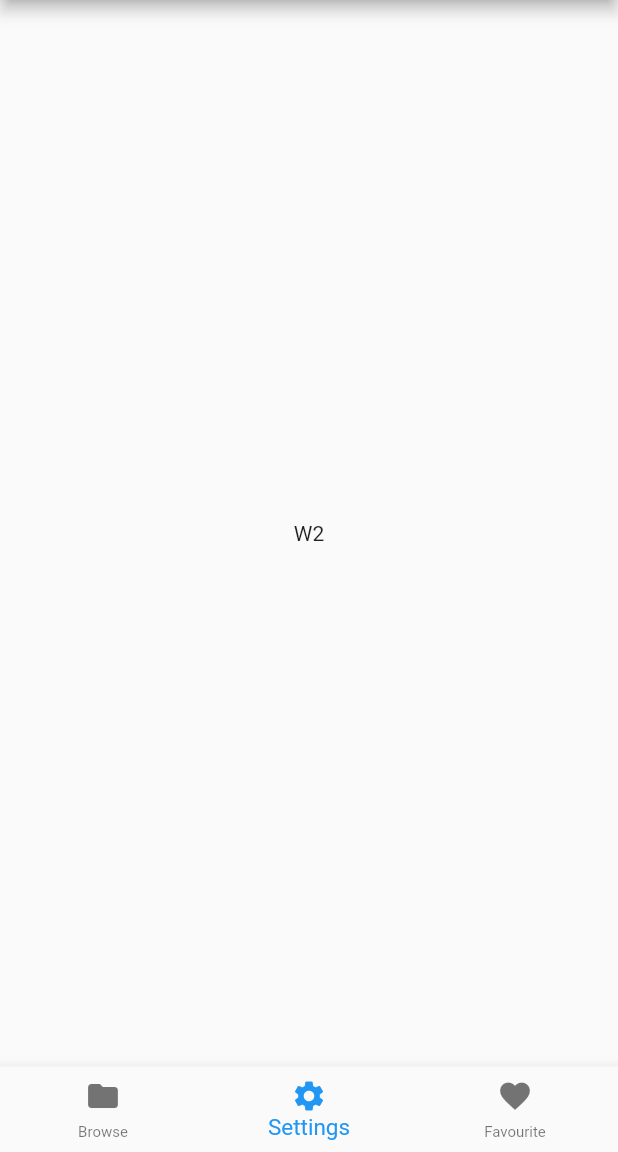
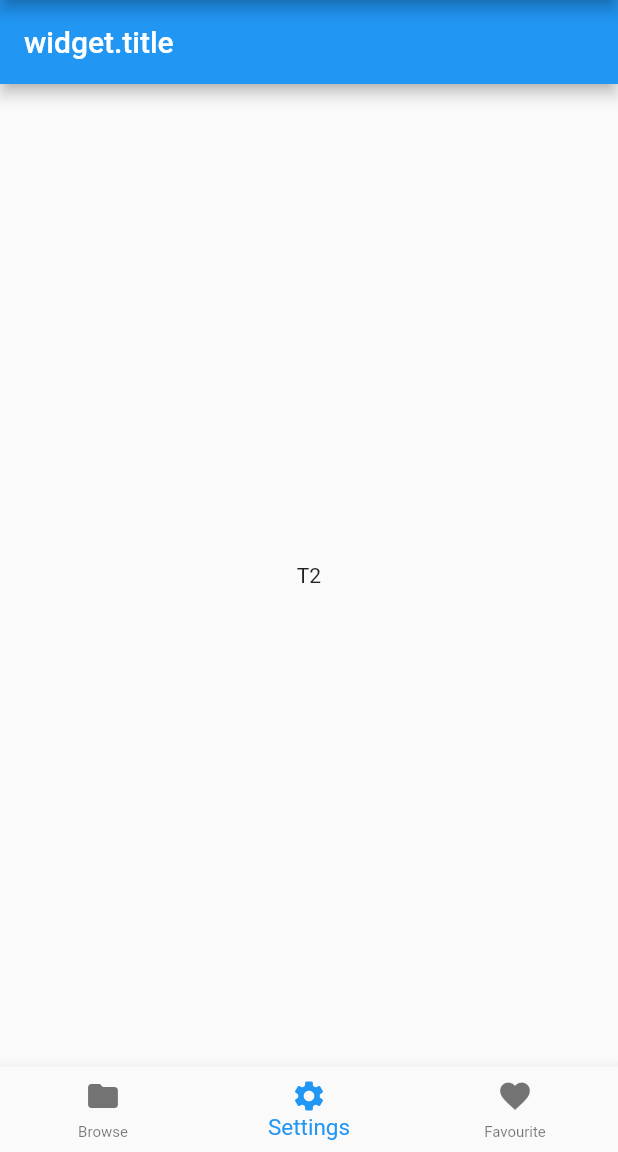
Before and after one commit to Sauronius/VideoFlutter, a Flutter app: the screen it shows after launch, item 2 of the bottom bar chosen, on a phone screen of 412 x 824 dp, the part 84-1236 px from its top. Run offline on Flutter 3.47's test engine with Material 2 defaults, Android fonts, the phone set to English and light mode, and no system bars; our stand-ins replace file_picker, video_player.

```diff
--- /dev/null
+++ b/lib/FilePickRoute.dart
@@ -0,0 +1,161 @@
+import 'package:file_picker/file_picker.dart';
+import 'package:flutter/material.dart';
+import 'package:flutter/services.dart';
+import 'package:dc_video_player/VideoRoute.dart';
+
+class FNArgument {
+  final String fName;
+  FNArgument(this.fName);
+}
+
+class FilePickRoute extends StatefulWidget {
+  @override
+  _FilePickRouteState createState() => _FilePickRouteState();
+}
+class _FilePickRouteState extends State<FilePickRoute> {
+
+  final GlobalKey<ScaffoldState> _scaffoldKey = GlobalKey<ScaffoldState>();
+  String _fileName;
+  List<PlatformFile> _paths;
+  String _directoryPath;
+  String _extension;
+  bool _loadingPath = false;
+  bool _multiPick = false;
+  FileType _pickingType = FileType.video;
+  TextEditingController _controller = TextEditingController();
+
+  @override
+  void initState() {
+    super.initState();
+    _controller.addListener(() => _extension = _controller.text);
+  }
+
+  void _openFileExplorer() async {
+    setState(() => _loadingPath = true);
+    try {
+      _directoryPath = null;
+      _paths = (await FilePicker.platform.pickFiles(
+        type: _pickingType,
+        allowMultiple: _multiPick,
+        allowedExtensions: (_extension?.isNotEmpty ?? false)
+            ? _extension?.replaceAll(' ', '').split(',')
+            : null,
+      ))
+          ?.files;
+    } on PlatformException catch (e) {
+      print("Unsupported operation" + e.toString());
+    } catch (ex) {
+      print(ex);
+    }
+    if (!mounted) return;
+    setState(() {
+      _loadingPath = false;
+      print(_paths.first.extension);
+      _fileName =
+      _paths != null ? _paths.map((e) => e.name).toString() : '...';
+    });
+  }
+
+  void _selectFolder() {
+    FilePicker.platform.getDirectoryPath().then((value) {
+      setState(() => _directoryPath = value);
+    });
+  }
+
+  void _openVideo() {
+    if (_fileName != null)
+      Navigator.pushNamed(context, VideoRoute.routeName, arguments: FNArgument(_fileName));
+  }
+
+  @override
+  Widget build(BuildContext context) {
+    return MaterialApp(
+      home: Scaffold(
+        routes: {
+          VideoRoute.routeName: (context) => VideoRoute(),
+        },
+        key: _scaffoldKey,
+        body: Center(
+            child: Padding(
+              padding: const EdgeInsets.only(left: 10.0, right: 10.0),
+              child: SingleChildScrollView(
+                child: Column(
+                  mainAxisAlignment: MainAxisAlignment.center,
+                  children: <Widget>[
+                    Padding(
+                      padding: const EdgeInsets.only(top: 50.0, bottom: 20.0),
+                      child: Column(
+                        children: <Widget>[
+                          ElevatedButton(
+                            onPressed: () => _openFileExplorer(),
+                            child: const Text("Open file picker"),
+                          ),
+                          ElevatedButton(
+                            onPressed: () => _selectFolder(),
+                            child: const Text("Pick folder"),
+                          ),
+                          ElevatedButton(
+                              onPressed: () => _openVideo(),
+                              child: const Text("Open Video"))
+                        ],
+                      ),
+                    ),
+                    Builder(
+                      builder: (BuildContext context) => _loadingPath
+                          ? Padding(
+                        padding: const EdgeInsets.only(bottom: 10.0),
+                        child: const CircularProgressIndicator(),
+                      )
+                          : _directoryPath != null
+                          ? ListTile(
+                        title: const Text('Directory path'),
+                        subtitle: Text(_directoryPath),
+                      )
+                          : _paths != null
+                          ? Container(
+                        padding: const EdgeInsets.only(bottom: 30.0),
+                        height:
+                        MediaQuery.of(context).size.height * 0.50,
+                        child: Scrollbar(
+                            child: ListView.separated(
+                              itemCount:
+                              _paths != null && _paths.isNotEmpty
+                                  ? _paths.length
+                                  : 1,
+                              itemBuilder:
+                                  (BuildContext context, int index) {
+                                final bool isMultiPath =
+                                    _paths != null && _paths.isNotEmpty;
+                                final String name = 'File $index: ' +
+                                    (isMultiPath
+                                        ? _paths
+                                        .map((e) => e.name)
+                                        .toList()[index]
+                                        : _fileName ?? '...');
+                                final path = _paths
+                                    .map((e) => e.path)
+                                    .toList()[index]
+                                    .toString();
+
+                                return ListTile(
+                                  title: Text(
+                                    name,
+                                  ),
+                                  subtitle: Text(path),
+                                );
+                              },
+                              separatorBuilder:
+                                  (BuildContext context, int index) =>
+                              const Divider(),
+                            )),
+                      )
+                          : const SizedBox(),
+                    ),
+                  ],
+                ),
+              ),
+            )),
+      ),
+    );
+  }
+}
--- /dev/null
+++ b/lib/SettingsRoute.dart
@@ -0,0 +1,21 @@
+import 'package:flutter/material.dart';
+
+class SettingsRoute extends StatefulWidget {
+  @override
+  _SettingsRouteState createState() => _SettingsRouteState();
+}
+class _SettingsRouteState extends State<SettingsRoute> {
+  @override
+  Widget build(BuildContext context) {
+    return Scaffold(
+      appBar: AppBar(
+        // Here we take the value from the MyHomePage object that was created by
+        // the App.build method, and use it to set our appbar title.
+        title: Text("widget.title"),
+      ),
+      body: Center
+        ( child: Text("T2"),
+      ),
+    );
+  }
+}
--- a/lib/main.dart
+++ b/lib/main.dart
@@ -1,4 +1,7 @@
 import 'package:flutter/material.dart';
+import 'package:dc_video_player/FilePickRoute.dart';
+import 'package:dc_video_player/SettingsRoute.dart';
+import 'package:dc_video_player/FavouritesRoute.dart';
 
 void main() {
   runApp(MyApp());
@@ -22,37 +25,34 @@ class MyApp extends StatelessWidget {
         // is not restarted.
         primarySwatch: Colors.blue,
       ),
-      home: MyHomePage(title: 'Video Player DC'),
+      home: FullBottomNavigationBar(title: 'Video Player DC'),
     );
   }
 }
 
-class MyHomePage extends StatefulWidget {
-  MyHomePage({Key key, this.title}) : super(key: key);
-
-  // This widget is the home page of your application. It is stateful, meaning
-  // that it has a State object (defined below) that contains fields that affect
-  // how it looks.
-
-  // This class is the configuration for the state. It holds the values (in this
-  // case the title) provided by the parent (in this case the App widget) and
-  // used by the build method of the State. Fields in a Widget subclass are
-  // always marked "final".
-
+class FullBottomNavigationBar extends StatefulWidget {
+  FullBottomNavigationBar({Key key, this.title}) : super(key: key);
   final String title;
-
   @override
-  _MyHomePageState createState() => _MyHomePageState();
+  _FullBottomNavigationBarState createState() => _FullBottomNavigationBarState();
 }
 
-class _MyHomePageState extends State<MyHomePage> {
+class _FullBottomNavigationBarState extends State<FullBottomNavigationBar> {
+
   int _currentIndex = 0;
+  final List<Widget> _children =
+  [
+    FilePickRoute(),
+    SettingsRoute(),
+    FavouritesRoute(),
+  ];
 
-  final tabs = [
-    Center(child: Text('W1')),
-    Center(child: Text('W2')),
-    Center(child: Text('W3')),
-  ];
+  void onTappedOption(int index)
+  {
+    setState(() {
+      _currentIndex = index;
+    });
+  }
   @override
   Widget build(BuildContext context) {
     // This method is rerun every time setState is called, for instance as done
@@ -67,7 +67,7 @@ class _MyHomePageState extends State<MyHomePage> {
         // the App.build method, and use it to set our appbar title.
         title: Text(widget.title),
       ),
-      body: tabs[_currentIndex],
+      body: _children[_currentIndex],
       bottomNavigationBar: BottomNavigationBar(
         currentIndex: _currentIndex,
         type: BottomNavigationBarType.fixed,
@@ -77,7 +77,7 @@ class _MyHomePageState extends State<MyHomePage> {
           BottomNavigationBarItem(
             icon: Icon(Icons.folder),
             label: 'Browse',
-    ),
+          ),
           BottomNavigationBarItem(
             icon: Icon(Icons.settings),
             label: 'Settings',
@@ -91,8 +91,8 @@ class _MyHomePageState extends State<MyHomePage> {
           setState(() {
             _currentIndex = index;
           });
-    },
-    ),
+        },
+      ),
     );
   }
 }
--- a/pubspec.yaml
+++ b/pubspec.yaml
@@ -21,6 +21,8 @@ environment:
   sdk: ">=2.7.0 <3.0.0"
 
 dependencies:
+  file_picker: ^3.0.2+2
+  video_player: ^2.1.5
   flutter:
     sdk: flutter
 
```
Also changed, not shown: lib/FavouritesRoute.dart (added, +21 -0 lines), lib/VideoRoute.dart (added, +34 -0 lines), pubspec.lock, 19 other files.
